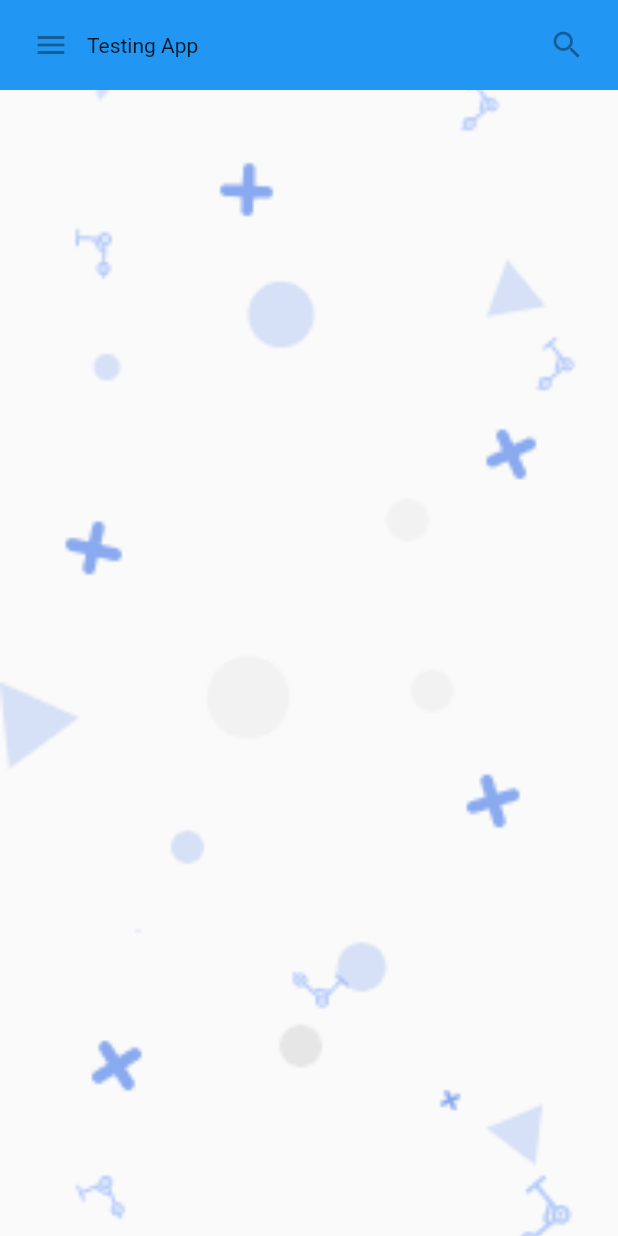
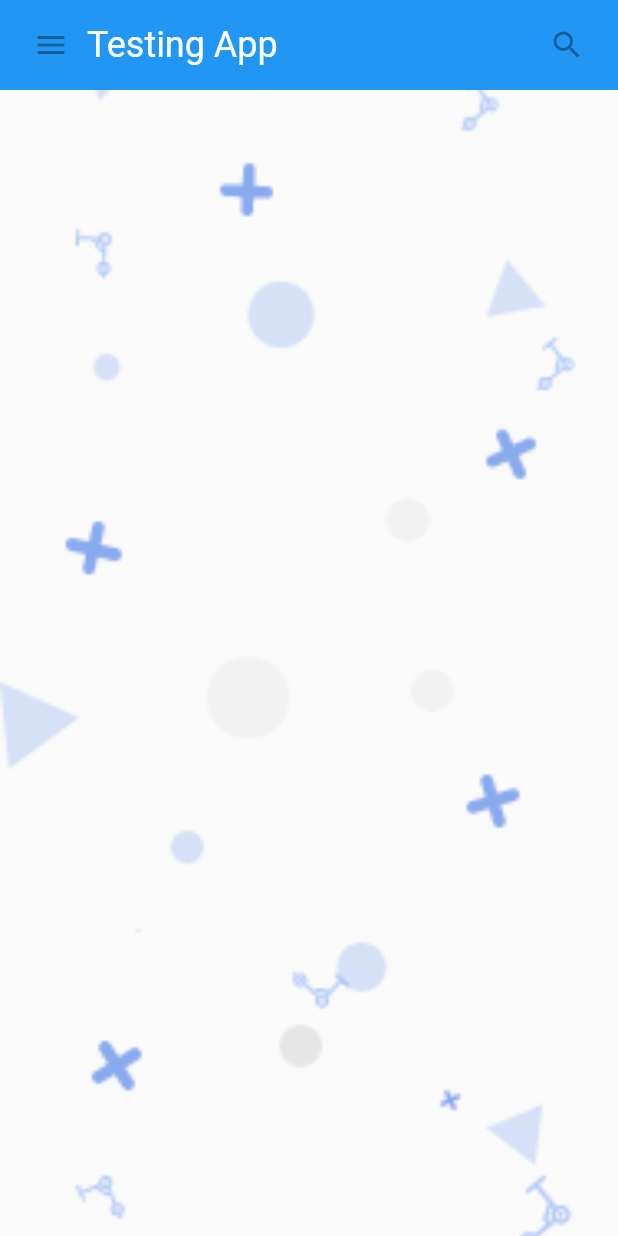
Before and after one commit to sobuur0/learning_flutter, a Flutter app: the screen it shows after launch, on a phone screen of 412 x 824 dp. Run offline on Flutter 3.47's test engine with Material 2 defaults, Android fonts, the phone set to English and light mode, and no system bars.

Commit message:
used the style to improve the look on the appbar

```diff
--- a/lib/main.dart
+++ b/lib/main.dart
@@ -3,6 +3,7 @@ import 'package:flutter/material.dart';
 
 void main() {
   runApp(MaterialApp(
+    title: 'First App',
     home: SafeArea(
       child: HomePage(),
     ),
@@ -27,12 +28,15 @@ class MyAppBar extends StatelessWidget {
               icon: Icon(Icons.menu)
           ),
           Expanded(
-            child: Text("Testing App"),
+            child: Text("Testing App",
+            style: Theme.of(context)
+              .primaryTextTheme
+              .headline5),
           ),
           IconButton(
-              onPressed: null,
               icon: Icon(Icons.search),
               tooltip: 'Search Menu',
+              onPressed: null,
           ),
         ],
       ),
```
